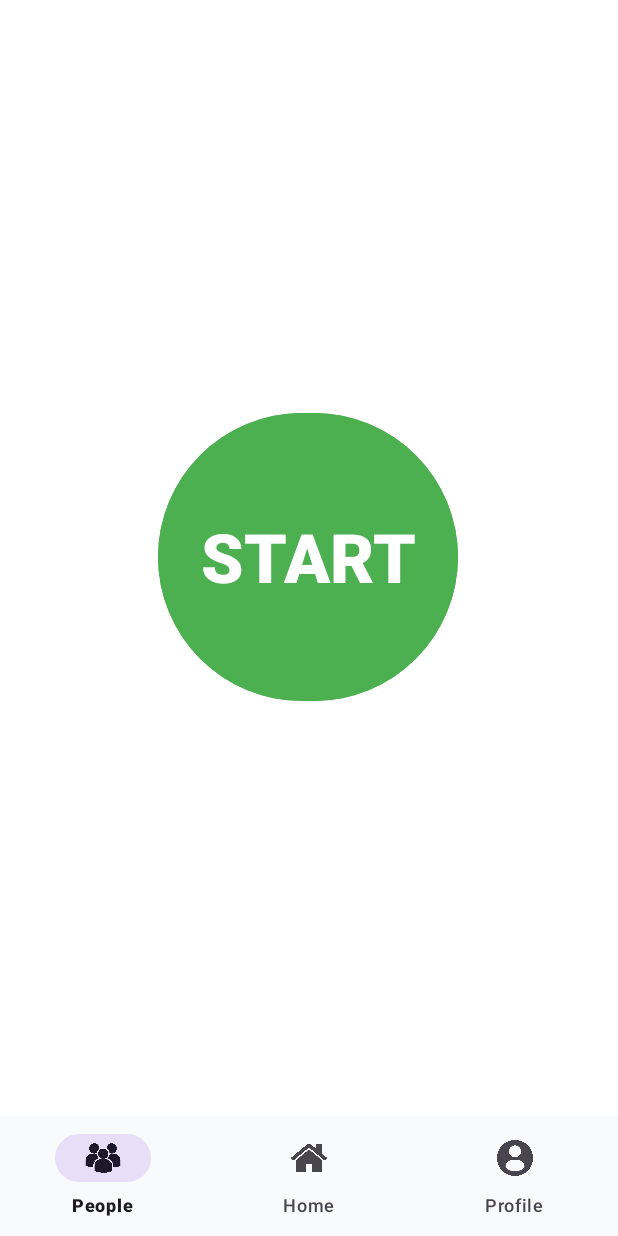
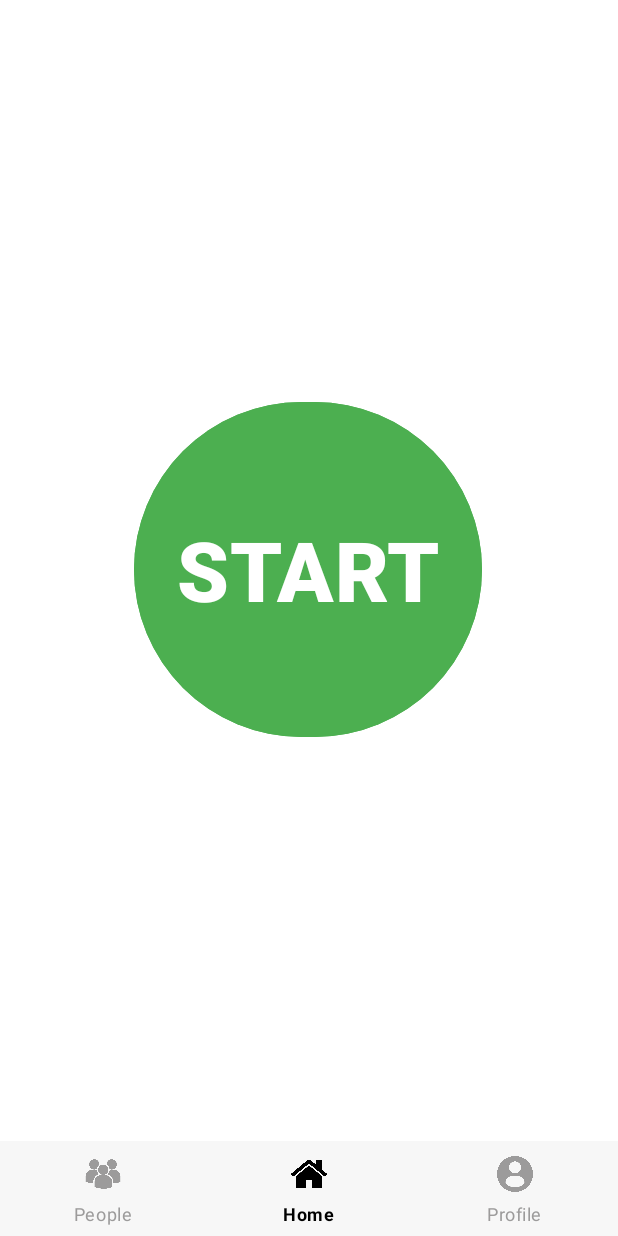
Before and after one commit to monotoshghosh/SafeCall, an Android app: the screen it shows after launch (MainScreen), on a phone screen of 412 x 824 dp. Run offline under Robolectric (Android 15) with nearby library versions, the phone set to English and light mode, and no system bars.

Commit message:
BNB & MainScreen Done

```diff
--- a/app/src/main/java/com/example/seniorcare/MainActivity.kt
+++ b/app/src/main/java/com/example/seniorcare/MainActivity.kt
@@ -1,23 +1,46 @@
 package com.example.seniorcare
 
+import android.content.Context
 import android.content.Intent
+import android.content.res.Configuration
 import android.os.Bundle
 import android.os.Handler
+import android.view.View
 import androidx.activity.enableEdgeToEdge
 import androidx.appcompat.app.AppCompatActivity
+import androidx.core.content.ContextCompat
 import androidx.core.view.ViewCompat
+import androidx.core.view.WindowCompat
 import androidx.core.view.WindowInsetsCompat
+import androidx.core.view.WindowInsetsControllerCompat
+
 // 27-5-24
 class MainActivity : AppCompatActivity() {
     override fun onCreate(savedInstanceState: Bundle?) {
         super.onCreate(savedInstanceState)
-        enableEdgeToEdge()
+//        enableEdgeToEdge()
         setContentView(R.layout.activity_main)
-        ViewCompat.setOnApplyWindowInsetsListener(findViewById(R.id.main)) { v, insets ->
-            val systemBars = insets.getInsets(WindowInsetsCompat.Type.systemBars())
-            v.setPadding(systemBars.left, systemBars.top, systemBars.right, systemBars.bottom)
-            insets
+
+        if(isDarkMode(this)){
+            window.apply {
+                statusBarColor = ContextCompat.getColor(this@MainActivity,android.R.color.white)
+                decorView.systemUiVisibility = 0
+            }
         }
+        else{
+            window.apply {
+                statusBarColor =ContextCompat.getColor(this@MainActivity,android.R.color.white)
+                decorView.systemUiVisibility = 0
+            }
+        }
+
+        hideNavigationBar()
+
+//        ViewCompat.setOnApplyWindowInsetsListener(findViewById(R.id.main)) { v, insets ->
+//            val systemBars = insets.getInsets(WindowInsetsCompat.Type.systemBars())
+//            v.setPadding(systemBars.left, systemBars.top, systemBars.right, systemBars.bottom)
+//            insets
+//        }
 
         Handler().postDelayed({
             intent = Intent(this,MainScreen::class.java)
@@ -25,4 +48,20 @@ class MainActivity : AppCompatActivity() {
             finish()
         },2000)
     }
+
+
+    private fun hideNavigationBar() {
+        WindowCompat.setDecorFitsSystemWindows(window, false)
+        val controller = WindowInsetsControllerCompat(window, window.decorView)
+        controller.hide(WindowInsetsCompat.Type.navigationBars())
+        controller.systemBarsBehavior = WindowInsetsControllerCompat.BEHAVIOR_SHOW_TRANSIENT_BARS_BY_SWIPE
+    }
+
+    fun isDarkMode(context: Context): Boolean {
+        return when (context.resources.configuration.uiMode and Configuration.UI_MODE_NIGHT_MASK) {
+            Configuration.UI_MODE_NIGHT_YES -> true
+            else -> false
+        }
+    }
+
 }
--- a/app/src/main/java/com/example/seniorcare/MainScreen.kt
+++ b/app/src/main/java/com/example/seniorcare/MainScreen.kt
@@ -1,14 +1,10 @@
 package com.example.seniorcare
 
-import android.app.Activity
 import android.content.Context
-import android.content.Intent
 import android.os.Bundle
-import androidx.activity.enableEdgeToEdge
+import android.view.View
 import androidx.appcompat.app.AppCompatActivity
-import androidx.core.content.ContentProviderCompat.requireContext
-import androidx.core.view.ViewCompat
-import androidx.core.view.WindowInsetsCompat
+import androidx.core.content.ContextCompat
 import androidx.fragment.app.Fragment
 import com.example.seniorcare.databinding.ActivityMainScreenBinding
 
@@ -27,6 +23,11 @@ class MainScreen : AppCompatActivity() {
 //            insets
 //        }
 
+        window.apply {
+            statusBarColor =ContextCompat.getColor(this@MainScreen,android.R.color.white)
+            decorView.systemUiVisibility = View.SYSTEM_UI_FLAG_LIGHT_STATUS_BAR
+        }
+
         if(!isUserInfoSaved()){
             obj().newRegistrationDialogBox(this)
         }
@@ -43,6 +44,11 @@ class MainScreen : AppCompatActivity() {
             }
             true
         }
+
+        binding.bnView.selectedItemId =R.id.itemHomeId
+
+
+
     }
     private fun replaceWithFragment(fragment : Fragment) {
         val fragmentManager = supportFragmentManager
@@ -51,7 +57,7 @@ class MainScreen : AppCompatActivity() {
         fragmentTransaction.commit()
     }
 
-    private fun isUserInfoSaved(): Boolean {        // THIS IS CHECK IF DATA IS SAVED OR NOT
+    private fun isUserInfoSaved(): Boolean {             // THIS IS CHECK IF DATA IS SAVED OR NOT
         val sharedPreferences = getSharedPreferences("UserInfo", Context.MODE_PRIVATE)
         return sharedPreferences.contains("Name") &&
                 sharedPreferences.contains("Age") &&
--- a/app/src/main/java/com/example/seniorcare/People_Fragment.kt
+++ b/app/src/main/java/com/example/seniorcare/People_Fragment.kt
@@ -50,10 +50,7 @@ class People_Fragment:Fragment(R.layout.people_fragment) {
             }
         }
 
-
     }
-
-
 
 
     private fun isPersonInfoSaved(personKey: String, context: Context): Boolean {
@@ -65,6 +62,7 @@ class People_Fragment:Fragment(R.layout.people_fragment) {
                 sharedPreferences.contains("${personKey}_Phone")
     }
 
+
     override fun onDestroyView() {
         super.onDestroyView()
         _binding = null
--- a/app/src/main/java/com/example/seniorcare/Profile_Fragment.kt
+++ b/app/src/main/java/com/example/seniorcare/Profile_Fragment.kt
@@ -1,7 +1,6 @@
 package com.example.seniorcare
 
 import android.content.Context
-import android.net.Uri
 import android.os.Bundle
 import android.view.LayoutInflater
 import android.view.View
--- /dev/null
+++ b/app/src/main/res/color/bnb_item_color.xml
@@ -0,0 +1,6 @@
+<?xml version="1.0" encoding="utf-8"?>
+<selector xmlns:android="http://schemas.android.com/apk/res/android">
+
+    <item android:color="#000000" android:state_checked="true"/>
+    <item android:color="#9C9B9B" android:state_checked="false"/>
+</selector>
--- a/app/src/main/res/layout/activity_main_screen.xml
+++ b/app/src/main/res/layout/activity_main_screen.xml
@@ -14,15 +14,25 @@
         android:id="@+id/frameLayout"
         android:layout_width="match_parent"
         android:layout_height="0dp"
-        android:layout_weight="1"/>
+        android:layout_weight="1" />
 
     <com.google.android.material.bottomnavigation.BottomNavigationView
         android:id="@+id/bnView"
         android:layout_width="match_parent"
-        android:layout_height="wrap_content"
-        android:background="#DCF9FAFB"
-        app:itemRippleColor="#1E10B4E6"
+        android:layout_height="63dp"
+        app:itemPaddingTop="10dp"
+
+
+        style="@style/Widget.BottomNavigationView"
+        app:itemTextColor="@color/bnb_item_color"
+        app:itemIconTint="@color/bnb_item_color"
+        app:labelVisibilityMode="labeled"
+
+
+        android:background="#DCF6F6F6"
         app:menu="@menu/items" />
+
+    <!--        app:itemRippleColor="#DCF9FAFB" -->
 
 
 </LinearLayout>
--- a/app/src/main/res/layout/home_fragment.xml
+++ b/app/src/main/res/layout/home_fragment.xml
@@ -8,11 +8,13 @@
 
     <Button
         android:id="@+id/btnHomeFragment"
-        android:layout_width="200dp"
-        android:layout_height="200dp"
+        android:layout_width="232dp"
+        android:layout_height="231dp"
+
         android:backgroundTint="#4CAF50"
         android:text="START"
-        android:textSize="45dp"
+        android:textColor="@color/white"
+        android:textSize="55dp"
         android:textStyle="bold"
         app:layout_constraintBottom_toBottomOf="parent"
         app:layout_constraintEnd_toEndOf="parent"
--- a/app/src/main/res/values-night/themes.xml
+++ b/app/src/main/res/values-night/themes.xml
@@ -3,5 +3,22 @@
     <style name="Base.Theme.SeniorCare" parent="Theme.Material3.DayNight.NoActionBar">
         <!-- Customize your dark theme here. -->
         <!-- <item name="colorPrimary">@color/my_dark_primary</item> -->
+
+        <item name="android:windowBackground">@android:color/transparent</item>
+        <item name="android:windowIsTranslucent">true</item>
+        <item name="android:windowNoTitle">true</item>
+        <item name="android:windowActionBar">false</item>
+
+        <item name="android:colorPrimary">#58A5F8</item>
+        <item name="colorPrimaryDark">#0664CA</item>
+        <item name="android:colorPrimaryDark">#0664CA</item>
+        <item name="android:colorAccent">#5095DF</item>
+        <item name="colorAccent">#5095DF</item>
+
+    </style>
+
+    <!--   THIS TO REMOVE BACKGROUND OF ICON OF BNB   -->
+    <style name="Widget.BottomNavigationView" parent="Widget.MaterialComponents.BottomNavigationView">
+        <item name="android:background">?attr/selectableItemBackgroundBorderless</item>
     </style>
 </resources>
--- a/app/src/main/res/values/colors.xml
+++ b/app/src/main/res/values/colors.xml
@@ -5,4 +5,7 @@
     <color name="green">#4CAE50</color>
     <color name="red">#AA0000</color>
 
+
+
+
 </resources>
--- a/app/src/main/res/values/themes.xml
+++ b/app/src/main/res/values/themes.xml
@@ -3,7 +3,20 @@
     <style name="Base.Theme.SeniorCare" parent="Theme.Material3.DayNight.NoActionBar">
         <!-- Customize your light theme here. -->
         <!-- <item name="colorPrimary">@color/my_light_primary</item> -->
+
+        <item name="android:windowBackground">@android:color/transparent</item>
+        <item name="android:windowIsTranslucent">true</item>
+        <item name="android:windowNoTitle">true</item>
+        <item name="android:windowActionBar">false</item>
     </style>
 
     <style name="Theme.SeniorCare" parent="Base.Theme.SeniorCare" />
+
+    <!--   THIS TO REMOVE BACKGROUND OF ICON OF BNB   -->
+    <style name="Widget.BottomNavigationView" parent="Widget.MaterialComponents.BottomNavigationView">
+        <item name="android:background">?attr/selectableItemBackgroundBorderless</item>
+    </style>
+
+
+
 </resources>
```
Also changed, not shown: app/src/main/java/com/example/seniorcare/obj.kt (+1 -10 lines), app/src/main/res/drawable/add_image.png (deleted).
